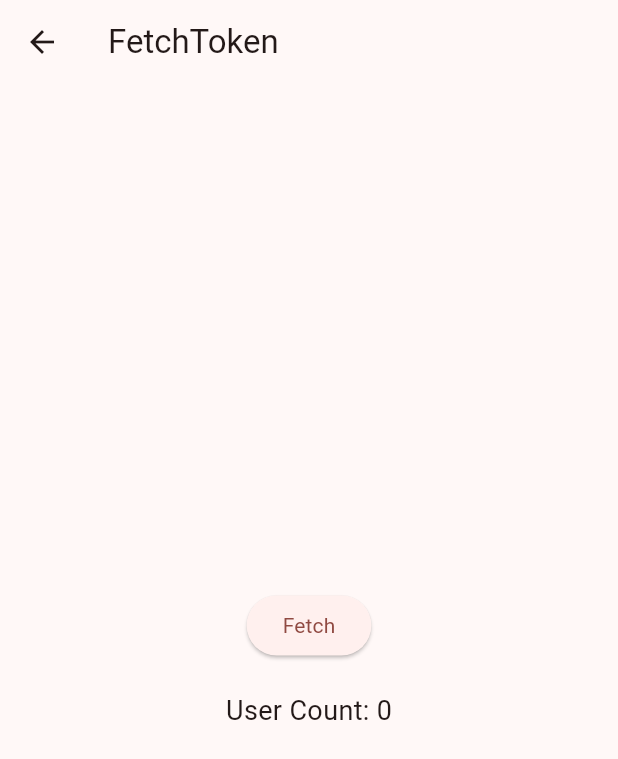
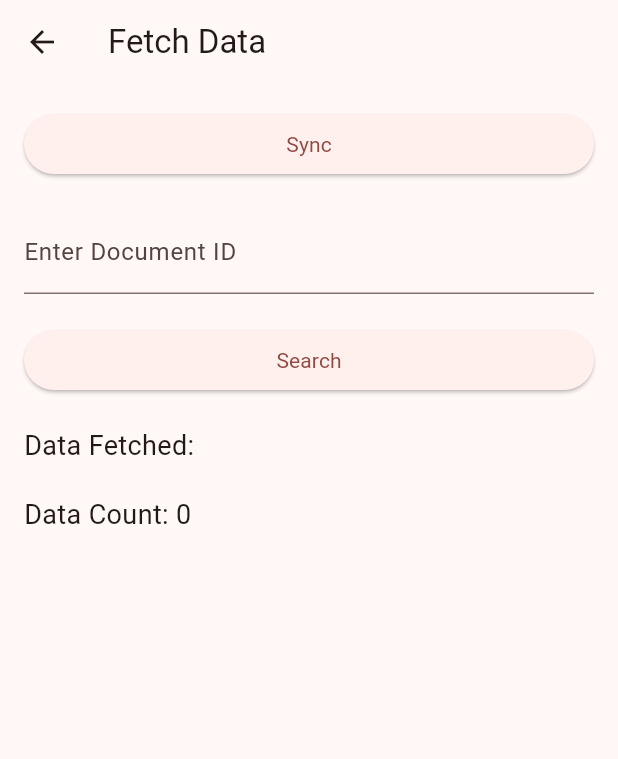
Before and after one commit to albertpurnawan/BeOne-POS, a Flutter app: the FetchScreen screen opened directly, on a phone screen of 412 x 824 dp. Shown: the top 759 px of the screen. Run offline on Flutter 3.47's test engine with Material 3 defaults, Android fonts, the phone set to English and light mode, and no system bars; our stand-ins replace bloc, dio, equatable, flutter_bloc, flutter_svg, get_it and 2 more; missing offline and left inert: cron; accounts and stored records are empty; project files that could hold a hidden picture were left out.

Commit message:
Check Fetching Single Data by docid

```diff
--- a/lib/core/database/app_database.dart
+++ b/lib/core/database/app_database.dart
@@ -2,6 +2,7 @@ import 'package:path/path.dart';
 import 'package:pos_fe/features/sales/data/data_sources/local/items_dao.dart';
 import 'package:pos_fe/features/sales/data/models/item.dart';
 import 'package:pos_fe/features/syncdata/data/data_sources/local/user_masters_dao.dart';
+import 'package:pos_fe/features/syncdata/data/data_sources/remote/item_masters_service.dart';
 import 'package:pos_fe/features/syncdata/data/data_sources/remote/user_masters_service.dart';
 import 'package:sqflite/sqflite.dart';
 
@@ -9,6 +10,7 @@ class AppDatabase {
   late final databaseVersion = 1;
   final _databaseName = "pos_fe.db";
 
+  late ItemsApi itemsApi;
   late ItemsDao itemsDao;
   late UsersApi usersApi;
   late UsersDao usersDao;
@@ -16,6 +18,7 @@ class AppDatabase {
 
   AppDatabase() {
     getDB().then((value) {
+      itemsApi = ItemsApi(_database!);
       itemsDao = ItemsDao(_database!);
       usersApi = UsersApi(_database!);
       usersDao = UsersDao(_database!);
--- a/lib/features/login/presentation/pages/welcome.dart
+++ b/lib/features/login/presentation/pages/welcome.dart
@@ -51,7 +51,7 @@ class WelcomeScreen extends StatefulWidget {
                   Container(
                     constraints: BoxConstraints(maxWidth: 400),
                     child: CustomButton(
-                      child: Text("Fetch Token"),
+                      child: Text("Sync BOS"),
                       onTap: () {
                         Navigator.push(
                           context,
--- a/lib/features/syncdata/data/data_sources/local/user_masters_dao.dart
+++ b/lib/features/syncdata/data/data_sources/local/user_masters_dao.dart
@@ -12,7 +12,8 @@ class UsersDao {
       final List<dynamic> usersData = await UsersApi(db).fetchUsersData();
       for (final userData in usersData) {
         final Users user = Users.fromJson(userData);
-        print(user);
+        // print(user);
+
         final List<String> excludedFields = [
           'createby',
           'updateby',
--- a/lib/features/syncdata/data/data_sources/remote/user_masters_service.dart
+++ b/lib/features/syncdata/data/data_sources/remote/user_masters_service.dart
@@ -38,9 +38,6 @@ class UsersApi {
         }
       }
 
-      final List<Users> users =
-          allUsers.map((json) => Users.fromJson(json)).toList();
-
       // log(response.data[0].toString());
       // log(users[0].toString());
 
@@ -51,7 +48,7 @@ class UsersApi {
     }
   }
 
-  Future<List<dynamic>> fetchUserData(String docid) async {
+  Future<List<dynamic>> fetchSingleUserData(String docid) async {
     try {
       final response = await dio.get(
         "http://192.168.1.34:3001/tenant-user/$docid",
@@ -61,12 +58,9 @@ class UsersApi {
           },
         ),
       );
+      print([response.data]);
 
-      // response.data.forEach((key, value) {
-      //   print('$key: $value');
-      // });
-
-      final Users user = Users.fromJson(response.data);
+      // final Users user = Users.fromJson(response.data);
 
       // print('User: $user');
 
--- a/lib/features/syncdata/presentation/test_fetch_page.dart
+++ b/lib/features/syncdata/presentation/test_fetch_page.dart
@@ -1,9 +1,8 @@
 import 'package:flutter/material.dart';
 import 'package:get_it/get_it.dart';
 import 'package:pos_fe/core/database/app_database.dart';
+import 'package:pos_fe/features/syncdata/data/models/user_master_model.dart';
 import 'package:pos_fe/features/syncdata/domain/usecases/fetch_bos_token.dart';
-import 'package:sqflite/sqflite.dart';
-// import 'package:pos_fe/core/constants/constants.dart';
 
 class FetchScreen extends StatefulWidget {
   const FetchScreen({Key? key}) : super(key: key);
@@ -13,10 +12,10 @@ class FetchScreen extends StatefulWidget {
 }
 
 class _FetchScreenState extends State<FetchScreen> {
-  Database? _database;
+  final TextEditingController _docIdController = TextEditingController();
   final AuthApi _authApi = AuthApi();
   String _token = '';
-  List<dynamic> _userData = [];
+  String _singleData = '';
   int _usersCount = 0;
 
   void _fetchToken() async {
@@ -31,15 +30,35 @@ class _FetchScreenState extends State<FetchScreen> {
     }
   }
 
-  void _fetchUsers() async {
-    print("Fetching data...");
+  void _fetchData() async {
+    print("Synching data...");
     try {
-      final userData =
+      final data =
           await GetIt.instance<AppDatabase>().usersDao.insertUsersFromApi();
       setState(() {
-        _userData = userData;
-        _usersCount = userData.length;
+        _usersCount = data.length;
       });
+    } catch (error) {
+      print("Error fetching users: $error");
+    }
+  }
+
+  void _fetchSingleData(String docid) async {
+    print("Fetching single data...");
+    try {
+      final data = await GetIt.instance<AppDatabase>()
+          .usersApi
+          .fetchSingleUserData(docid);
+      print(data);
+      if (data[0] == null) {
+        setState(() {
+          _singleData = 'Data not found';
+        });
+      } else {
+        setState(() {
+          _singleData = data[0]['docid'];
+        });
+      }
     } catch (error) {
       print("Error fetching users: $error");
     }
@@ -49,27 +68,42 @@ class _FetchScreenState extends State<FetchScreen> {
   Widget build(BuildContext context) {
     return Scaffold(
       appBar: AppBar(
-        title: Text('FetchToken'),
+        title: Text('Fetch Data'),
       ),
-      body: Center(
+      body: Padding(
+        padding: const EdgeInsets.all(16.0),
         child: Column(
-          mainAxisAlignment: MainAxisAlignment.center,
+          crossAxisAlignment: CrossAxisAlignment.stretch,
           children: [
             ElevatedButton(
               onPressed: () {
-                // _fetchToken();
-                _fetchUsers();
+                _fetchToken();
+                _fetchData();
               },
-              child: Text('Fetch'),
+              child: Text('Sync'),
             ),
-            // SizedBox(height: 20),
-            // Text(
-            //   'Token: $_token',
-            //   style: TextStyle(fontSize: 18),
-            // ),
+            SizedBox(height: 20),
+            TextField(
+              controller: _docIdController,
+              decoration: InputDecoration(
+                labelText: 'Enter Document ID',
+              ),
+            ),
+            SizedBox(height: 20),
+            ElevatedButton(
+              onPressed: () {
+                _fetchSingleData(_docIdController.text);
+              },
+              child: Text('Search'),
+            ),
             SizedBox(height: 20),
             Text(
-              'User Count: $_usersCount',
+              'Data Fetched: ${_singleData}',
+              style: TextStyle(fontSize: 18),
+            ),
+            SizedBox(height: 20),
+            Text(
+              'Data Count: $_usersCount',
               style: TextStyle(fontSize: 18),
             ),
           ],
@@ -77,4 +111,10 @@ class _FetchScreenState extends State<FetchScreen> {
       ),
     );
   }
+
+  @override
+  void dispose() {
+    _docIdController.dispose();
+    super.dispose();
+  }
 }
```
Also changed, not shown: lib/core/constants/constants.dart (+0 -3 lines), lib/features/syncdata/data/data_sources/remote/item_masters_service.dart (+58 -63 lines).
